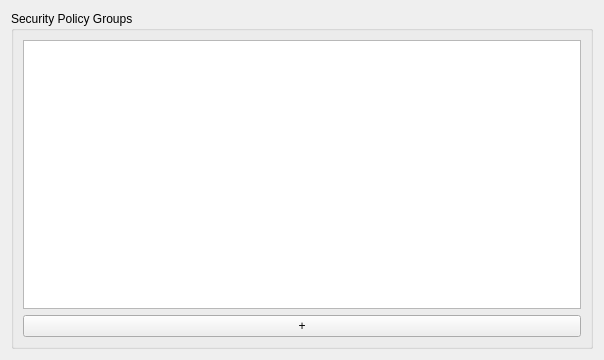
Before: the Qt Designer form src/ubuntu/ubuntuapparmoreditor.ui in runelabs/qtcreator-plugin-ubuntu, drawn with Qt 5.
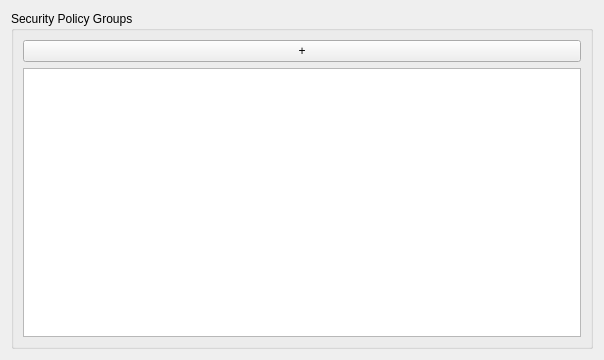
After: the same form once the commit is applied.

Patch:
```diff
--- a/src/ubuntu/ubuntuapparmoreditor.ui
+++ b/src/ubuntu/ubuntuapparmoreditor.ui
@@ -20,6 +20,13 @@
       <string>Security Policy Groups</string>
      </property>
      <layout class="QVBoxLayout" name="verticalLayout_19">
+      <item>
+       <widget class="QPushButton" name="pushButton_addpolicy">
+        <property name="text">
+         <string>+</string>
+        </property>
+       </widget>
+      </item>
       <item>
        <widget class="QListWidget" name="listWidget">
         <property name="alternatingRowColors">
@@ -28,15 +35,7 @@
        </widget>
       </item>
       <item>
-       <layout class="QHBoxLayout" name="horizontalLayout_9">
-        <item>
-         <widget class="QPushButton" name="pushButton_addpolicy">
-          <property name="text">
-           <string>+</string>
-          </property>
-         </widget>
-        </item>
-       </layout>
+       <layout class="QHBoxLayout" name="horizontalLayout_9"/>
       </item>
      </layout>
     </widget>
```
